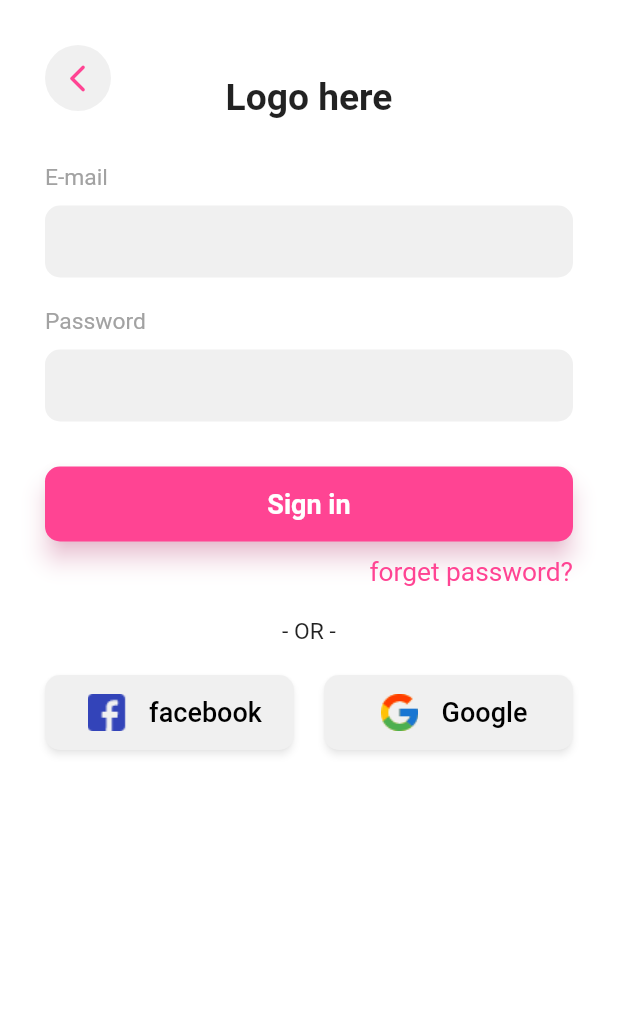
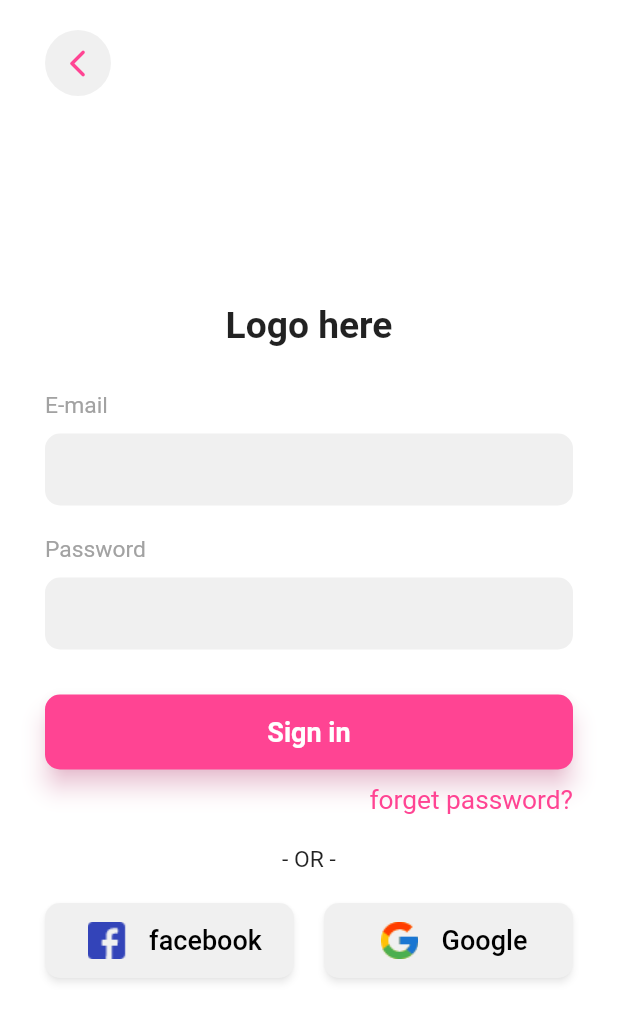
Before and after one commit to Medhat170/careve-Graduation-Project-, a Flutter app: the AuthView screen opened by its route, on a phone screen of 412 x 824 dp. Shown: the top 1021 px of the screen. Run offline on Flutter 3.47's test engine with Material 2 defaults, Android fonts, the phone set to English and light mode, and no system bars; our stand-ins replace dio, dots_indicator, flutter_screenutil, font_awesome_flutter, get, pin_code_text_field; Roboto replaces fonts that are missing (Segoe UI); statements that could not run were skipped.

Commit message:
Auth UI Finished

```diff
--- a/lib/app/modules/auth/views/auth_view.dart
+++ b/lib/app/modules/auth/views/auth_view.dart
@@ -23,16 +23,20 @@ class AuthView extends GetView<AuthService> {
                 Get.mediaQuery.padding.top -
                 Get.mediaQuery.padding.bottom,
             width: Get.width,
+            child: Stack(
+              children: [
+                Center(
+                  child: SingleChildScrollView(
                     child: Form(
                       key: controller.authFormKey,
-              child: Stack(
-                children: [
-                  Obx(
-                    () => ListView(
+                      child: Padding(
                         padding: const EdgeInsets.symmetric(
                           horizontal: 30,
                           vertical: 20,
                         ),
+                        child: Obx(
+                          () => Column(
+                            mainAxisAlignment: MainAxisAlignment.center,
                             children: [
                               Padding(
                                 padding: const EdgeInsets.symmetric(
@@ -70,8 +74,8 @@ class AuthView extends GetView<AuthService> {
                                 loading: controller.isBusy.value,
                                 isPassword: true,
                                 hidePassword: controller.hidePassword.value,
-                          changeObscuring: () => controller.hidePassword.value =
-                              !controller.hidePassword.value,
+                                changeObscuring: () => controller.hidePassword
+                                    .value = !controller.hidePassword.value,
                                 keyBoardType: TextInputType.text,
                                 validator: QuickTextValidator(
                                   hasMinLength: 8,
@@ -88,11 +92,13 @@ class AuthView extends GetView<AuthService> {
                               const SizedBox(
                                 height: 10,
                               ),
+                              if (!controller.signUP.value)
                                 Row(
                                   mainAxisAlignment: MainAxisAlignment.end,
                                   children: [
                                     InkWell(
-                              onTap: () => Get.toNamed(Routes.PHONE_ENTRY),
+                                      onTap: () =>
+                                          Get.toNamed(Routes.PHONE_ENTRY),
                                       child: Text(
                                         S.of(context).forgetPassword,
                                         style: TextStyle(
@@ -149,8 +155,15 @@ class AuthView extends GetView<AuthService> {
                             ],
                           ),
                         ),
+                      ),
+                    ),
+                  ),
+                ),
                 Padding(
-                    padding: const EdgeInsets.all(30.0),
+                  padding: const EdgeInsets.symmetric(
+                    horizontal: 30,
+                    vertical: 20,
+                  ),
                   child: CircularBackButton(),
                 ),
               ],
@@ -158,7 +171,6 @@ class AuthView extends GetView<AuthService> {
           ),
         ),
       ),
-      ),
     );
   }
 }
--- a/lib/app/modules/welcome_screen/views/welcome_screen_view.dart
+++ b/lib/app/modules/welcome_screen/views/welcome_screen_view.dart
@@ -1,7 +1,7 @@
 import 'package:careve/app/components/AppButton.dart';
 import 'package:careve/app/components/appDirectionality.dart';
-import 'file:///P:/my_projects/careve/lib/app/services/auth_service.dart';
 import 'package:careve/app/routes/app_pages.dart';
+import 'package:careve/app/services/auth_service.dart';
 import 'package:careve/app/utilities/colorUtil.dart';
 import 'package:careve/app/utilities/pathUtil.dart';
 import 'package:flutter/material.dart';
@@ -80,10 +80,9 @@ class WelcomeScreenView extends GetView<WelcomeScreenController> {
                         textColor: ColorUtil.whiteColor,
                         backgroundColor: ColorUtil.primaryColor,
                         onTap: () {
-                          AuthService.to.signUP(false);
+                          AuthService.to.signUP(true);
                           Get.toNamed(
                             Routes.AUTH,
-                            arguments: true,
                           );
                         },
                       ),
```
Lines whose indentation alone changed are shown as unchanged.
